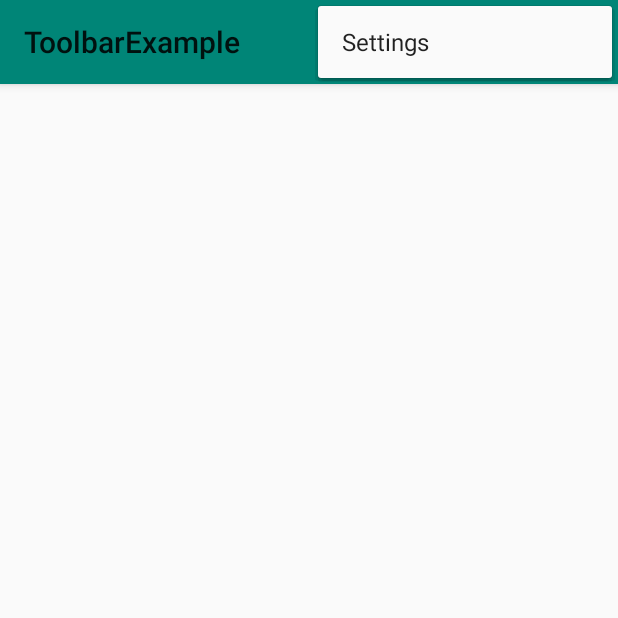
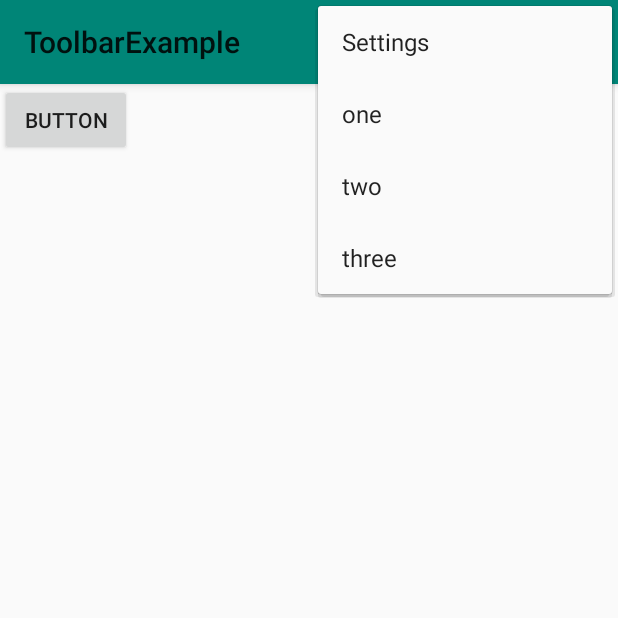
Before and after one commit to ongjh/ToolbarExample, an Android app: the screen it shows after launch (MainActivity), with the options menu open, on a phone screen of 412 x 824 dp, the top half of it. Run offline under Robolectric (Android 15) with nearby library versions, the phone set to English and light mode, and no system bars.

Commit message:
first commit

```diff
--- a/app/build.gradle
+++ b/app/build.gradle
@@ -24,7 +24,7 @@ android {
 
 dependencies {
     implementation fileTree(dir: 'libs', include: ['*.jar'])
-    implementation"org.jetbrains.kotlin:kotlin-stdlib-jdk7:$kotlin_version"
+    implementation "org.jetbrains.kotlin:kotlin-stdlib-jdk7:$kotlin_version"
     implementation 'androidx.appcompat:appcompat:1.0.2'
     implementation 'androidx.core:core-ktx:1.0.2'
     implementation 'androidx.constraintlayout:constraintlayout:1.1.3'
--- a/app/src/main/res/layout/activity_main.xml
+++ b/app/src/main/res/layout/activity_main.xml
@@ -5,6 +5,7 @@
     xmlns:tools="http://schemas.android.com/tools"
     android:layout_width="match_parent"
     android:layout_height="match_parent"
+    android:orientation="vertical"
     tools:context=".MainActivity">
 
     <androidx.appcompat.widget.Toolbar
@@ -16,6 +17,11 @@
         android:theme="@style/ThemeOverlay.AppCompat.ActionBar"
         app:popupTheme="@style/ThemeOverlay.AppCompat.Light"/>
 
+    <Button
+        android:id="@+id/button"
+        android:layout_width="wrap_content"
+        android:layout_height="wrap_content"
+        android:text="Button" />
 
 
 </LinearLayout>
--- a/app/src/main/res/menu/menu_main.xml
+++ b/app/src/main/res/menu/menu_main.xml
@@ -14,4 +14,16 @@
             android:id="@+id/action_settings"
             android:title="@string/action_settings"
             app:showAsAction="never"/>
+        <item
+            android:id="@+id/action_one"
+            android:title="one"
+            app:showAsAction="never"/>
+        <item
+            android:id="@+id/action_two"
+            android:title="two"
+            app:showAsAction="never"/>
+        <item
+            android:id="@+id/action_three"
+            android:title="three"
+            app:showAsAction="never"/>
 </menu>
--- a/app/src/main/res/values/styles.xml
+++ b/app/src/main/res/values/styles.xml
@@ -2,6 +2,7 @@
 
     <!-- Base application theme. -->
     <style name="AppTheme" parent="Theme.AppCompat.Light.NoActionBar">
+
         <!-- Customize your theme here. -->
         <item name="colorPrimary">@color/colorPrimary</item>
         <item name="colorPrimaryDark">@color/colorPrimaryDark</item>
```
Also changed, not shown: app/src/main/AndroidManifest.xml (+7 -0 lines), app/src/main/java/com/example/toolbarexample/Display_setting.kt (added, +29 -0 lines), app/src/main/java/com/example/toolbarexample/MainActivity.kt (+37 -20 lines), app/src/main/res/layout/activity_display_setting.xml (added, +30 -0 lines).
